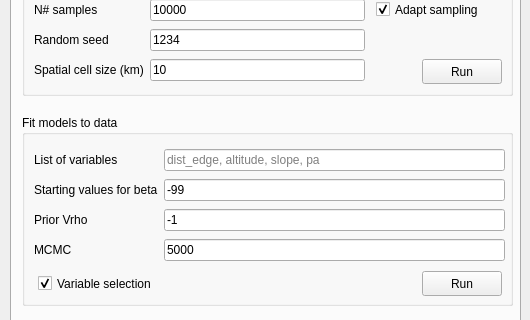
This is forestatrisk_plugin_dialog_base.ui in ghislainv/deforisk-qgis-plugin as Qt 5 draws it before an edit; both pictures show x 0 to 530 and y 81 to 401 of the 530 by 560 pixel window. The edited form follows.
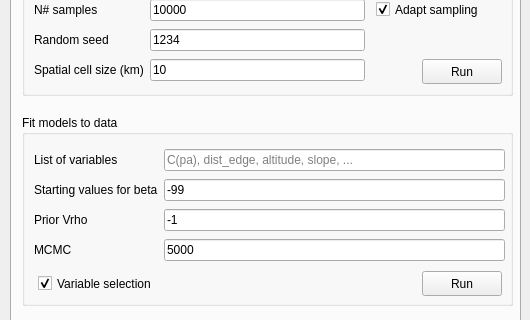
This is the edited form. The open tabs and pages were chosen to show the change.

Commit message: Possibility of using categorical variables with C()

What changed in the file:
```diff
--- a/forestatrisk_plugin_dialog_base.ui
+++ b/forestatrisk_plugin_dialog_base.ui
@@ -320,7 +320,7 @@
           <string/>
          </property>
          <property name="placeholderText">
-          <string>dist_edge, altitude, slope, pa</string>
+          <string>C(pa), dist_edge, altitude, slope, ...</string>
          </property>
         </widget>
        </item>
```
Left out of the diff: 2 changed lines with no effect on the pictures. The commit also changes 2 other files.
